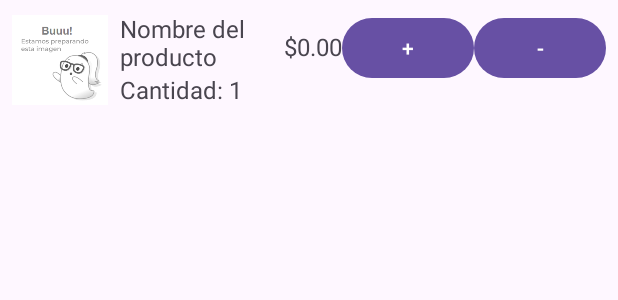
After one commit to anibaler123143423234321/MiAplicativoNegocioMicroservice, an Android app: the layout item_carrito.xml on its own in the app's theme, with its tools: preview values and no code run, on a phone screen of 412 x 824 dp. The commit adds this screen. Shown: the top 300 px of the screen. Run offline under Robolectric (Android 15) with nearby library versions, the phone set to English and light mode, and no system bars; network calls fail.

Commit message:
mejoras en el app para carrito de compras por categorias de un producto!

```diff
--- a/app/build.gradle
+++ b/app/build.gradle
@@ -60,4 +60,7 @@ dependencies {
     implementation 'androidx.recyclerview:recyclerview:1.2.1'  // Utiliza la versión más reciente
 
     implementation 'com.airbnb.android:lottie:3.4.2'
+
+    implementation 'com.squareup.picasso:picasso:2.71828' // La versión puede variar
+
 }
--- a/app/src/main/AndroidManifest.xml
+++ b/app/src/main/AndroidManifest.xml
@@ -51,6 +51,11 @@
             android:label="Listado de Compras">
         </activity>
 
+        <activity
+            android:name=".activity.CarritoActivity"
+            android:label="Carrito de Compras">
+        </activity>
+
         <!-- Actividad de inicio de sesión (LoginActivity) -->
         <activity
             android:name=".activity.SplashActivity"
--- /dev/null
+++ b/app/src/main/res/layout/item_carrito.xml
@@ -0,0 +1,57 @@
+<!-- layout_carrito_item.xml -->
+<LinearLayout xmlns:android="http://schemas.android.com/apk/res/android"
+    android:layout_width="match_parent"
+    android:layout_height="wrap_content"
+    android:orientation="horizontal"
+    android:padding="8dp">
+
+    <ImageView
+        android:id="@+id/imgProducto"
+        android:layout_width="64dp"
+        android:layout_height="64dp"
+        android:src="@drawable/image_not_found" />
+
+    <LinearLayout
+        android:layout_width="0dp"
+        android:layout_height="wrap_content"
+        android:layout_weight="1"
+        android:orientation="vertical"
+        android:paddingStart="8dp">
+
+        <TextView
+            android:id="@+id/txtNombreProducto"
+            android:layout_width="wrap_content"
+            android:layout_height="wrap_content"
+            android:text="Nombre del producto"
+            android:textSize="16sp" />
+
+        <TextView
+            android:id="@+id/txtCantidad"
+            android:layout_width="wrap_content"
+            android:layout_height="wrap_content"
+            android:text="Cantidad: 1"
+            android:textSize="16sp" />
+
+    </LinearLayout>
+
+    <TextView
+        android:id="@+id/txtPrecioProducto"
+        android:layout_width="wrap_content"
+        android:layout_height="wrap_content"
+        android:text="$0.00"
+        android:textSize="16sp" />
+
+    <Button
+        android:id="@+id/btnIncreaseQuantity"
+        android:layout_width="wrap_content"
+        android:layout_height="wrap_content"
+        android:text="+"
+        android:onClick="aumentarCantidad" />
+
+    <Button
+        android:id="@+id/btnDecreaseQuantity"
+        android:layout_width="wrap_content"
+        android:layout_height="wrap_content"
+        android:text="-"
+        android:onClick="disminuirCantidad" />
+</LinearLayout>
```
Also changed, not shown: app/src/main/java/com/dagnerchuman/miaplicativonegociomicroservice/activity/CarritoActivity.java (added, +73 -0 lines), app/src/main/java/com/dagnerchuman/miaplicativonegociomicroservice/activity/CategoriaProductosActivity.java (+57 -1 lines), app/src/main/java/com/dagnerchuman/miaplicativonegociomicroservice/adapter/CarritoAdapter.java (added, +62 -0 lines), app/src/main/java/com/dagnerchuman/miaplicativonegociomicroservice/adapter/CategoriaAdapter.java (+50 -21 lines), app/src/main/java/com/dagnerchuman/miaplicativonegociomicroservice/entity/CarritoItem.java (added, +47 -0 lines), app/src/main/res/layout/activity_carrito.xml (added, +34 -0 lines), app/src/main/res/layout/activity_categoria_productos.xml (+10 -0 lines), app/src/main/res/layout/item_categoria.xml (+18 -7 lines), app/src/main/res/layout/menu_cart_layout.xml (added, +15 -0 lines), app/src/main/res/menu/menu_categoria.xml (added, +11 -0 lines).
